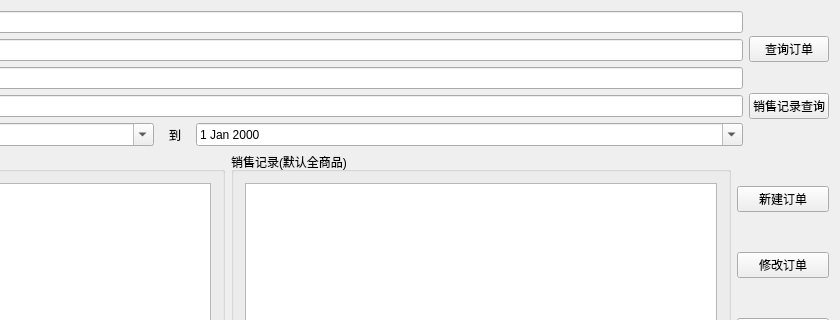
Qt form sale_widget.ui (liwen123cd/curly-tribble) before a commit; both pictures show x 440 to 1280 and y 0 to 320 of the 1280 by 720 pixel window.
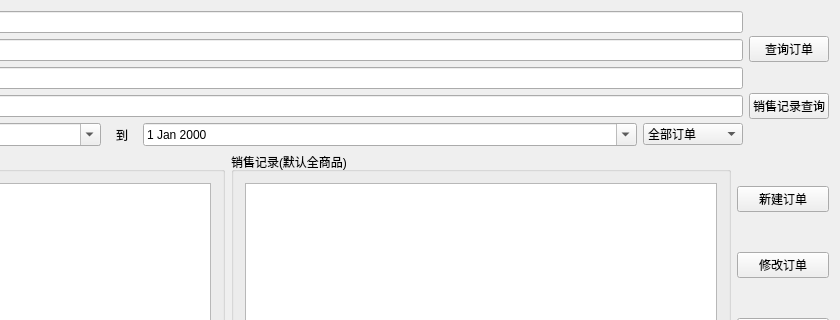
The same form after that commit.

Commit message: 添加下拉菜单选择要显示的订单种类

The edit to the form file:
```diff
--- a/sale_widget.ui
+++ b/sale_widget.ui
@@ -148,6 +148,39 @@
            </property>
           </widget>
          </item>
+         <item>
+          <widget class="QComboBox" name="Sale_conbobox_order">
+           <property name="maximumSize">
+            <size>
+             <width>100</width>
+             <height>16777215</height>
+            </size>
+           </property>
+           <property name="currentIndex">
+            <number>3</number>
+           </property>
+           <item>
+            <property name="text">
+             <string>未完成订单</string>
+            </property>
+           </item>
+           <item>
+            <property name="text">
+             <string>已完成订单</string>
+            </property>
+           </item>
+           <item>
+            <property name="text">
+             <string>已取消订单</string>
+            </property>
+           </item>
+           <item>
+            <property name="text">
+             <string>全部订单</string>
+            </property>
+           </item>
+          </widget>
+         </item>
         </layout>
        </item>
       </layout>
```
The commit also changes 2 other files.
